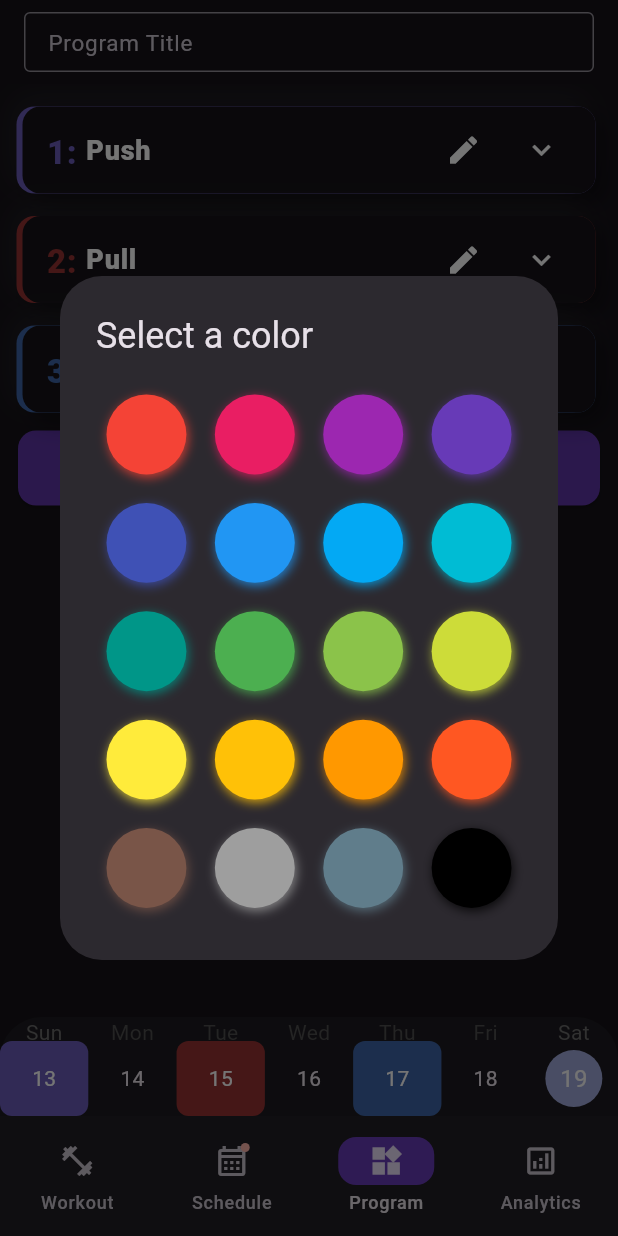
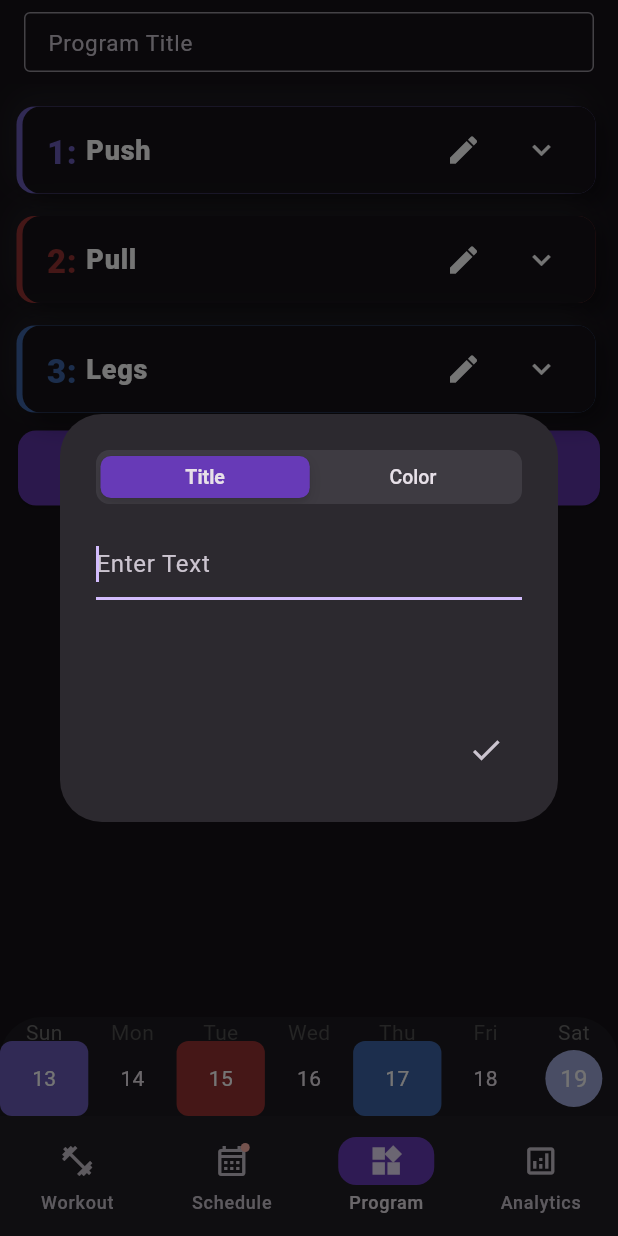
Before and after one commit to coleWesterveld/Flutter-Gym-App, a Flutter app: the screen it shows after launch, item 3 of the bottom bar chosen, after a tap on the "edit" icon, on a phone screen of 412 x 824 dp. Run offline on Flutter 3.47's test engine with Material 3 defaults, Android fonts, the phone set to English and light mode, and no system bars; drawn by our look-alikes of flutter_colorpicker, table_calendar; our stand-ins replace shared_preferences.

Commit message:
Can choose between changing colour and title of split day

```diff
--- a/lib/program_page.dart
+++ b/lib/program_page.dart
@@ -17,12 +17,13 @@ Still Todo on this page:
 */
 
 //import 'package:firstapp/main.dart';
+import 'package:flutter/cupertino.dart';
 import 'package:flutter/material.dart';
 import 'package:table_calendar/table_calendar.dart';
 import 'package:provider/provider.dart';
 import 'user.dart';
 import 'package:flutter_colorpicker/flutter_colorpicker.dart';
-
+//import 'package:flutter/cupertino.dart';
 
 
 
@@ -74,22 +75,31 @@ Color lighten(Color c, [int percent = 10]) {
 // then excercises for each day with sets, rep range and notes
 class ProgramPage extends StatefulWidget {
   Function writePrefs;
+
   ProgramPage({Key? programkey, required this.writePrefs,}) : super(key: programkey);
   @override
   _MyListState createState() => _MyListState();
 }
 
+
+enum Viewer {title, color}
 // this class contains the list view of expandable card tiles
 // title is day title (eg. 'legs') and when expanded, leg excercises for that day show up
 class _MyListState extends State<ProgramPage> {
   DateTime today = DateTime.now();
   final List<DateTime> toHighlight = [DateTime(2024, 8, 20)];
   DateTime startDay = DateTime(2024, 8, 10);
+  int? _sliding = 0;
+  TextEditingController alertTEC = TextEditingController();
+  //double alertInsetValue = 0;
+
+
 
 
 
 
   Widget pickerItemBuilder(Color color, bool isCurrentColor, void Function() changeColor) {
+
     return Container(
       margin: const EdgeInsets.all(8),
       decoration: BoxDecoration(
@@ -140,6 +150,8 @@ class _MyListState extends State<ProgramPage> {
   @override
   // main scaffold, putting it all together
   Widget build(BuildContext context) {
+    //alertInsetValue =  MediaQuery.sizeOf(context).height - 300;
+    //print(_sliding);
     return Scaffold(
       appBar: AppBar(
         // program title
@@ -377,23 +389,69 @@ class _MyListState extends State<ProgramPage> {
                                 ),
 
                                 //update title button
-                                IconButton(onPressed: () async{
+
+                                IconButton(onPressed: () {
+
                                     //TODO: make a button to go between two screens,
                                     // default to changing title but when toggled to color can also change day color.
-                                    openColorPicker(index);
-                                    // String? dayTitle = await openDialog();
-                                    // if (dayTitle == null || dayTitle.isEmpty) return;
-                                    // //rebuild widget tree reflecting new title
-                                    // setState( () {
-                                    //   Provider.of<Profile>(context, listen: false).splitAssign(
-                                    //     index: index,
-                                    //     newExcercises: context.read<Profile>().excercises[index],
-                                    //     newSets: context.read<Profile>().sets[index],
-                                    //     newDay: SplitDayData(
-                                    //       data: dayTitle, dayColor: context.read<Profile>().split[index].dayColor
-                                    //     )
-                                    //   );
-                                    // }); //close setstate
+                                    //TODO: color prefereces persistence
+
+                                    showDialog(
+                                      anchorPoint: Offset(100, 100),
+
+                                      context: context,
+                                      builder: (BuildContext context) {
+                                        return StatefulBuilder(
+                                          builder: (context, StateSetter setState) {
+                                              return AlertDialog(
+                                                //Padding: EdgeInsets.only(bottom: alertInsetValue),
+                                                title: CupertinoSlidingSegmentedControl(
+                                                  padding: EdgeInsets.all(4.0),
+                                                  children: const <int, Text>{
+                                                    0: Text("Title"),
+                                                    1: Text("Color"),
+                                                  },
+
+                                                  onValueChanged: (int? newValue){
+                                                    _sliding = newValue;
+
+                                                    setState((){});
+
+                                                  },
+                                                  thumbColor: Colors.deepPurple,
+                                                  groupValue: _sliding,
+                                                ),
+                                                content: editBuilder(index),
+                                                actions: [
+                                                  IconButton(
+                                                  onPressed: (){
+                                                    HapticFeedback.heavyImpact();
+                                                    String? dayTitle = alertTEC.text;
+                                                    if (dayTitle.isNotEmpty) {
+                                                    //rebuild widget tree reflecting new title
+                                                    setState( () {
+                                                      Provider.of<Profile>(context, listen: false).splitAssign(
+                                                        index: index,
+                                                        newExcercises: context.read<Profile>().excercises[index],
+                                                        newSets: context.read<Profile>().sets[index],
+                                                        newDay: SplitDayData(
+                                                          data: dayTitle, dayColor: context.read<Profile>().split[index].dayColor
+                                                        )
+                                                      );
+                                                    });} //
+                                                    Navigator.of(context, rootNavigator: true).pop('dialog');
+                                                    _sliding = 0;
+
+
+                                                  },
+                                                  icon: Icon(Icons.check))
+        ]
+
+                                          );},
+                                        );
+                                      },
+                                    );
+
                                     widget.writePrefs();
                                   },
 
@@ -758,7 +816,7 @@ class _MyListState extends State<ProgramPage> {
   //TODO: move to another file
   //this is to show text box to enter text for day titles and excercises
   Future<String?> openDialog() {
-    TextEditingController alertTEC = TextEditingController();
+
     return showDialog(
       context: context,
       builder: (context) => AlertDialog(
@@ -781,13 +839,32 @@ class _MyListState extends State<ProgramPage> {
     );
   }
 
-    void openColorPicker(int index) {
-    showDialog(
-      context: context,
-      builder: (BuildContext context) {
-        return AlertDialog(
-          title: const Text('Select a color'),
-          content: SingleChildScrollView(
+  // TODO: keep this at the top of the screen, but not go off screen when keyboard comes up
+  // its jarring when it bounces around
+  Widget editBuilder(index){
+    if(_sliding == 0){
+      //Value = MediaQuery.sizeOf(context).height - 450;
+    return SizedBox(
+      height: 100,
+      width: 300,
+      child: TextFormField(
+          autofocus: true,
+          controller: alertTEC,
+          decoration: InputDecoration(
+            hintText: "Enter Text",
+          )
+        ),
+    );
+
+
+
+    }else{
+          //alertInsetValue = MediaQuery.sizeOf(context).height - 300;
+          return SizedBox(
+            height: 250,
+            width: 300,
+            child: SingleChildScrollView(
+
               child: BlockPicker(
                 pickerColor: context.watch<Profile>().split[index].dayColor,
                 onColorChanged: (Color color) {
@@ -807,9 +884,57 @@ class _MyListState extends State<ProgramPage> {
               ),
             ),
           );
-      },
-    );
     }
+  }
+
+  // //oid openColorPicker(int index) {
+
+
+
+  //   showDialog(
+  //     context: context,
+  //     builder: (BuildContext context) {
+  //       return AlertDialog(
+  //         title: CupertinoSlidingSegmentedControl(
+  //           padding: EdgeInsets.all(4.0),
+  //           children: const <int, Text>{
+  //             0: Text("Text1"),
+  //             1: Text("Text2"),
+  //             2: Text("Text3"),
+  //           },
+
+  //           onValueChanged: (int? newValue){
+  //             sliding = newValue;
+
+  //             setState((){});
+  //             //print(_sliding);
+  //           },
+  //           groupValue: sliding,
+  //         )
+
+          // content: SingleChildScrollView(
+          //   child: BlockPicker(
+          //     pickerColor: context.watch<Profile>().split[index].dayColor,
+          //     onColorChanged: (Color color) {
+          //       context.read<Profile>().splitAssign(
+          //         index: index,
+          //         newDay: SplitDayData(data: context.read<Profile>().split[index].data, dayColor: color),
+          //         newExcercises: context.read<Profile>().excercises[index],
+          //         newSets: context.read<Profile>().sets[index],
+          //       );
+          //       setState(() {});
+          //     },
+
+
+          //     availableColors: Profile.colors,
+          //     layoutBuilder: pickerLayoutBuilder,
+          //     itemBuilder: pickerItemBuilder,
+          //   ),
+          // ),
+  //       );
+  //     },
+  //   );
+  // }
 }
 
 
```
Also changed, not shown: flutter_14.png (added), flutter_15.png (added). Lines whose indentation alone changed are shown as unchanged.
